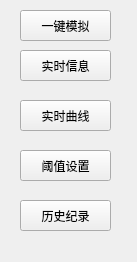
ChinaClever/IDC_TestSystem, file IDC_TestSystem/SI-PDU/toolbox/sisimulationtoolwid.ui: the form before one commit.
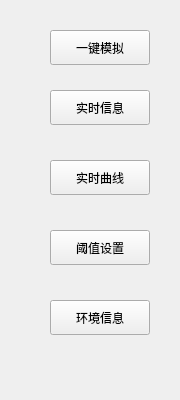
The form after the commit.

The edit to the form file:
```diff
--- a/IDC_TestSystem/SI-PDU/toolbox/sisimulationtoolwid.ui
+++ b/IDC_TestSystem/SI-PDU/toolbox/sisimulationtoolwid.ui
@@ -6,8 +6,8 @@
    <rect>
     <x>0</x>
     <y>0</y>
-    <width>137</width>
-    <height>262</height>
+    <width>180</width>
+    <height>400</height>
    </rect>
   </property>
   <property name="windowTitle">
@@ -16,10 +16,10 @@
   <widget class="QPushButton" name="thresholdBtn">
    <property name="geometry">
     <rect>
-     <x>20</x>
-     <y>150</y>
-     <width>91</width>
-     <height>31</height>
+     <x>50</x>
+     <y>230</y>
+     <width>100</width>
+     <height>35</height>
     </rect>
    </property>
    <property name="text">
@@ -29,10 +29,10 @@
   <widget class="QPushButton" name="mnTestBtn">
    <property name="geometry">
     <rect>
-     <x>20</x>
-     <y>10</y>
-     <width>91</width>
-     <height>31</height>
+     <x>50</x>
+     <y>30</y>
+     <width>100</width>
+     <height>35</height>
     </rect>
    </property>
    <property name="text">
@@ -42,10 +42,10 @@
   <widget class="QPushButton" name="curveBtn">
    <property name="geometry">
     <rect>
-     <x>20</x>
-     <y>100</y>
-     <width>91</width>
-     <height>31</height>
+     <x>50</x>
+     <y>160</y>
+     <width>100</width>
+     <height>35</height>
     </rect>
    </property>
    <property name="text">
@@ -55,10 +55,10 @@
   <widget class="QPushButton" name="realBtn">
    <property name="geometry">
     <rect>
-     <x>20</x>
-     <y>50</y>
-     <width>91</width>
-     <height>31</height>
+     <x>50</x>
+     <y>90</y>
+     <width>100</width>
+     <height>35</height>
     </rect>
    </property>
    <property name="text">
@@ -68,14 +68,14 @@
   <widget class="QPushButton" name="recordBtn">
    <property name="geometry">
     <rect>
-     <x>20</x>
-     <y>200</y>
-     <width>91</width>
-     <height>31</height>
+     <x>50</x>
+     <y>300</y>
+     <width>100</width>
+     <height>35</height>
     </rect>
    </property>
    <property name="text">
-    <string>历史纪录</string>
+    <string>环境信息</string>
    </property>
   </widget>
  </widget>
```
Left out of the diff: 2 changed lines with no effect on the pictures.
